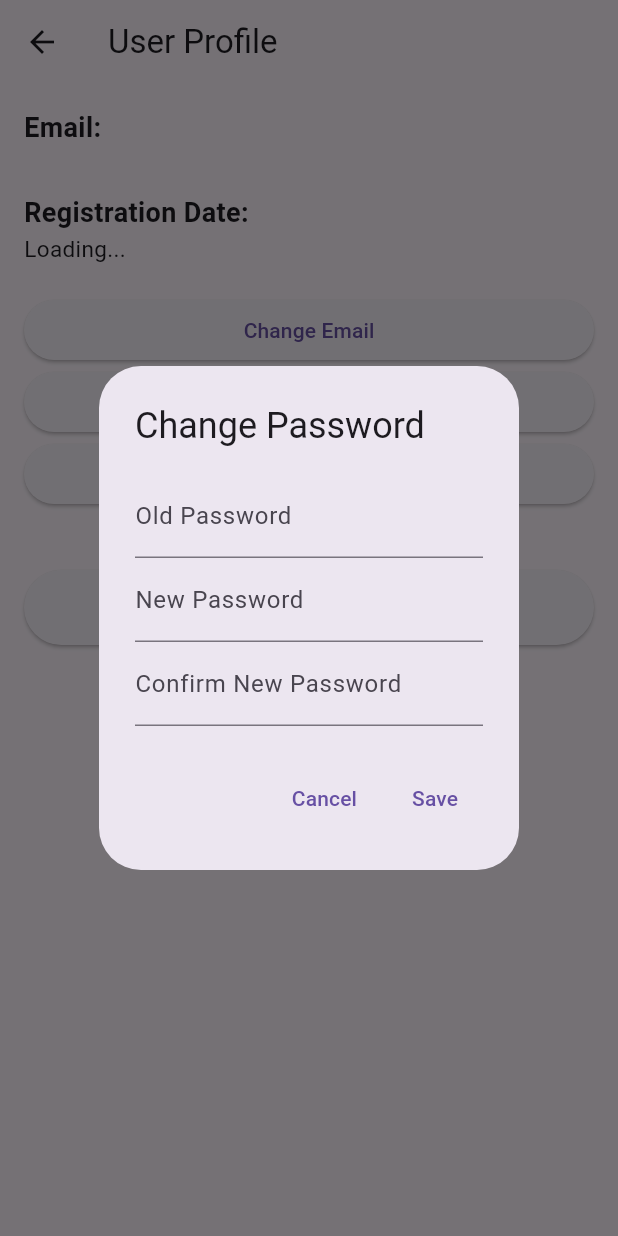
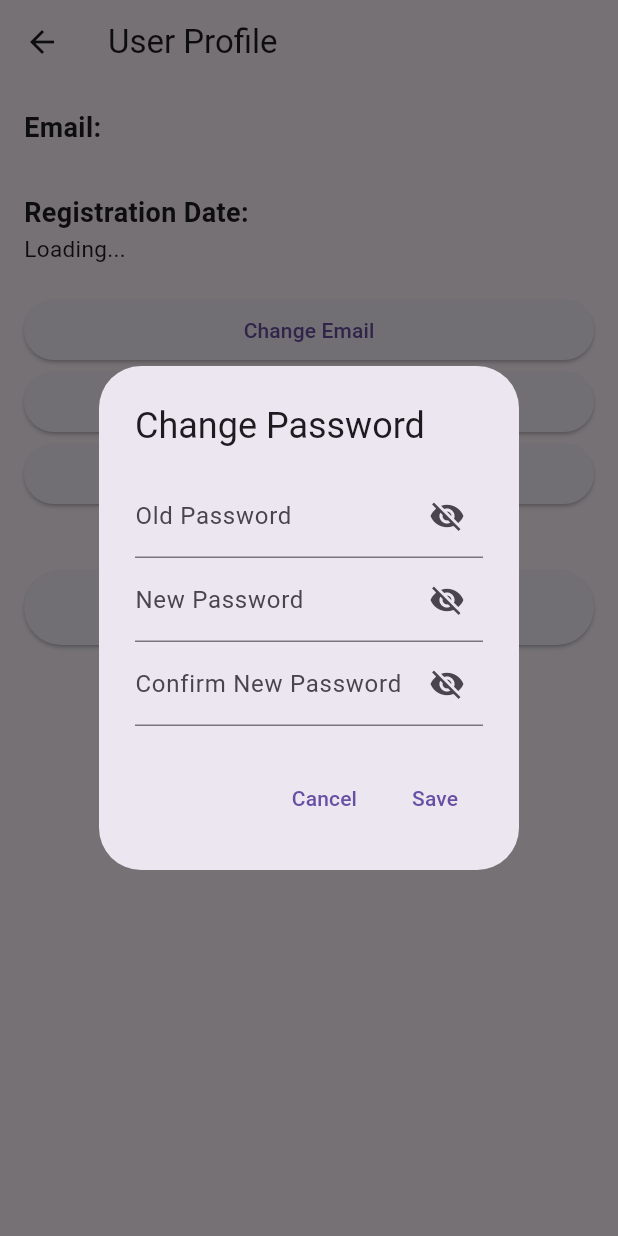
Before and after one commit to hamzenis/info-projekt, a Flutter app: the ProfilePage screen opened by its route, after a tap on "Change Password", on a phone screen of 412 x 824 dp. Run offline on Flutter 3.47's test engine with Material 3 defaults, Android fonts, the phone set to English and light mode, and no system bars; our stand-ins replace cached_network_image, cloud_firestore, firebase_auth, firebase_core, flutter_cache_manager, fluttertoast and 6 more; missing offline and left inert: flutter_stripe, universal_html; accounts and stored records are empty.

Commit message:
Visiblity aller Passwörter in allen Funktionen angepasst

```diff
--- a/info_projekt/lib/pages/profile_page.dart
+++ b/info_projekt/lib/pages/profile_page.dart
@@ -5,6 +5,15 @@ import 'package:info_projekt/services/firestore_service.dart';
 import 'package:info_projekt/common/toast.dart';
 import 'package:intl/intl.dart';
 //import 'package:image_picker/image_picker.dart';
+
+import 'package:firebase_auth/firebase_auth.dart';
+import 'package:flutter/material.dart';
+import 'package:font_awesome_flutter/font_awesome_flutter.dart';
+import 'package:google_sign_in/google_sign_in.dart';
+import 'package:info_projekt/services/firebase_auth_services.dart';
+import 'package:info_projekt/common/toast.dart';
+import 'package:info_projekt/pages/sign_up_page.dart';
+import 'package:info_projekt/widgets/form_container_widget.dart';
 
 class ProfilePage extends StatefulWidget {
   @override
@@ -40,15 +49,20 @@ class _ProfilePageState extends State<ProfilePage> {
   }
 
   //PASSWORTVERWALTUNG FUNKTIONIERT! =)
-
   Future<void> _changePasswordDialog(BuildContext context) async {
     String? oldPassword;
     String? newPassword1;
     String? newPassword2;
+    bool passwordVisible = false;
+    bool oldPasswordVisible = false;
+    bool newPassword1Visible = false;
+    bool newPassword2Visible = false;
 
     await showDialog(
       context: context,
       builder: (BuildContext context) {
+        return StatefulBuilder(
+          builder: (BuildContext context, StateSetter setState) {
             return AlertDialog(
               title: const Text('Change Password'),
               content: SingleChildScrollView(
@@ -56,16 +70,60 @@ class _ProfilePageState extends State<ProfilePage> {
                   mainAxisSize: MainAxisSize.min,
                   children: [
                     TextFormField(
-                  decoration: const InputDecoration(labelText: 'Old Password'),
+                      decoration: InputDecoration(
+                        labelText: 'Old Password',
+                        suffixIcon: IconButton(
+                          icon: Icon(
+                            oldPasswordVisible
+                                ? Icons.visibility
+                                : Icons.visibility_off,
+                          ),
+                          onPressed: () {
+                            setState(() {
+                              oldPasswordVisible = !oldPasswordVisible;
+                            });
+                          },
+                        ),
+                      ),
+                      obscureText: !oldPasswordVisible,
                       onChanged: (value) => oldPassword = value,
                     ),
                     TextFormField(
-                  decoration: const InputDecoration(labelText: 'New Password'),
+                      decoration: InputDecoration(
+                        labelText: 'New Password',
+                        suffixIcon: IconButton(
+                          icon: Icon(
+                            newPassword1Visible
+                                ? Icons.visibility
+                                : Icons.visibility_off,
+                          ),
+                          onPressed: () {
+                            setState(() {
+                              newPassword1Visible = !newPassword1Visible;
+                            });
+                          },
+                        ),
+                      ),
+                      obscureText: !newPassword1Visible,
                       onChanged: (value) => newPassword1 = value,
                     ),
                     TextFormField(
-                  decoration:
-                      const InputDecoration(labelText: 'Confirm New Password'),
+                      decoration: InputDecoration(
+                        labelText: 'Confirm New Password',
+                        suffixIcon: IconButton(
+                          icon: Icon(
+                            newPassword2Visible
+                                ? Icons.visibility
+                                : Icons.visibility_off,
+                          ),
+                          onPressed: () {
+                            setState(() {
+                              newPassword2Visible = !newPassword2Visible;
+                            });
+                          },
+                        ),
+                      ),
+                      obscureText: !newPassword2Visible,
                       onChanged: (value) => newPassword2 = value,
                     ),
                   ],
@@ -88,7 +146,8 @@ class _ProfilePageState extends State<ProfilePage> {
                         UserCredential userCredential =
                             await _auth.signInWithEmailAndPassword(
                           email: _user!.email!,
-                      password: oldPassword!, // Replace with user's password
+                          password:
+                              oldPassword!, // Replace with user's password
                         );
 
                         User? user = userCredential.user;
@@ -118,10 +177,13 @@ class _ProfilePageState extends State<ProfilePage> {
                         ),
                       );
                     }
+                    // ... The logic for password change ...
                   },
                   child: const Text('Save'),
                 ),
               ],
+            );
+          },
         );
       },
     );
@@ -133,6 +195,7 @@ class _ProfilePageState extends State<ProfilePage> {
     String? oldEmail;
     String? newEmail1;
     String? password;
+    bool passwordVisible = false;
 
     await showDialog(
       context: context,
@@ -166,6 +229,8 @@ class _ProfilePageState extends State<ProfilePage> {
                 await showDialog(
                   context: context,
                   builder: (BuildContext context) {
+                    return StatefulBuilder(
+                      builder: (BuildContext context, StateSetter setState) {
                         return AlertDialog(
                           title: const Text(
                               'Confirm With Password! Be aware the change is permanent and you cannot log in with your old email anymore.'),
@@ -176,9 +241,22 @@ class _ProfilePageState extends State<ProfilePage> {
                                 const Text(
                                     'Please enter your current password to proceed:'),
                                 TextFormField(
-                              decoration:
-                                  const InputDecoration(labelText: 'Password'),
-                              obscureText: true,
+                                  decoration: InputDecoration(
+                                    labelText: 'Password',
+                                    suffixIcon: IconButton(
+                                      icon: Icon(
+                                        passwordVisible
+                                            ? Icons.visibility
+                                            : Icons.visibility_off,
+                                      ),
+                                      onPressed: () {
+                                        setState(() {
+                                          passwordVisible = !passwordVisible;
+                                        });
+                                      },
+                                    ),
+                                  ),
+                                  obscureText: !passwordVisible,
                                   onChanged: (value) => password = value,
                                 ),
                               ],
@@ -207,8 +285,8 @@ class _ProfilePageState extends State<ProfilePage> {
                                         await firestoreService.getDocumentId();
 
                                     // Re-authenticate the user using the credential
-                                await _user!
-                                    .reauthenticateWithCredential(credential);
+                                    await _user!.reauthenticateWithCredential(
+                                        credential);
 
                                     await firestoreService.updateEmailFirestore(
                                         newEmail1!, documentID);
@@ -249,6 +327,8 @@ class _ProfilePageState extends State<ProfilePage> {
                       },
                     );
                   },
+                );
+              },
               child: const Text('Save'),
             ),
           ],
@@ -260,12 +340,15 @@ class _ProfilePageState extends State<ProfilePage> {
   Future<void> _deleteProfileDialog(BuildContext context) async {
     bool deleteConfirmed = false;
     String? password;
-    bool _passwordVisible = true;
+    bool passwordVisible = false;
     String? documentID = await firestoreService.getDocumentId();
 
     await showDialog(
       context: context,
       builder: (BuildContext context) {
+        return StatefulBuilder(
+          // Use StatefulBuilder to manage state inside the dialog
+          builder: (BuildContext context, StateSetter setState) {
             return AlertDialog(
               title: const Text('Confirm With Password'),
               content: SingleChildScrollView(
@@ -275,8 +358,22 @@ class _ProfilePageState extends State<ProfilePage> {
                     const Text(
                         'Are you sure you want to delete your profile? If so, enter your password:'),
                     TextFormField(
-                  decoration: const InputDecoration(labelText: 'Password'),
-                  obscureText: true,
+                      decoration: InputDecoration(
+                        labelText: 'Password',
+                        suffixIcon: IconButton(
+                          icon: Icon(
+                            passwordVisible
+                                ? Icons.visibility
+                                : Icons.visibility_off,
+                          ),
+                          onPressed: () {
+                            setState(() {
+                              passwordVisible = !passwordVisible;
+                            });
+                          },
+                        ),
+                      ),
+                      obscureText: !passwordVisible,
                       onChanged: (value) => password = value,
                     ),
                   ],
@@ -315,6 +412,8 @@ class _ProfilePageState extends State<ProfilePage> {
                   child: const Text('Save'),
                 ),
               ],
+            );
+          },
         );
       },
     );
```
Lines whose indentation alone changed are shown as unchanged.
